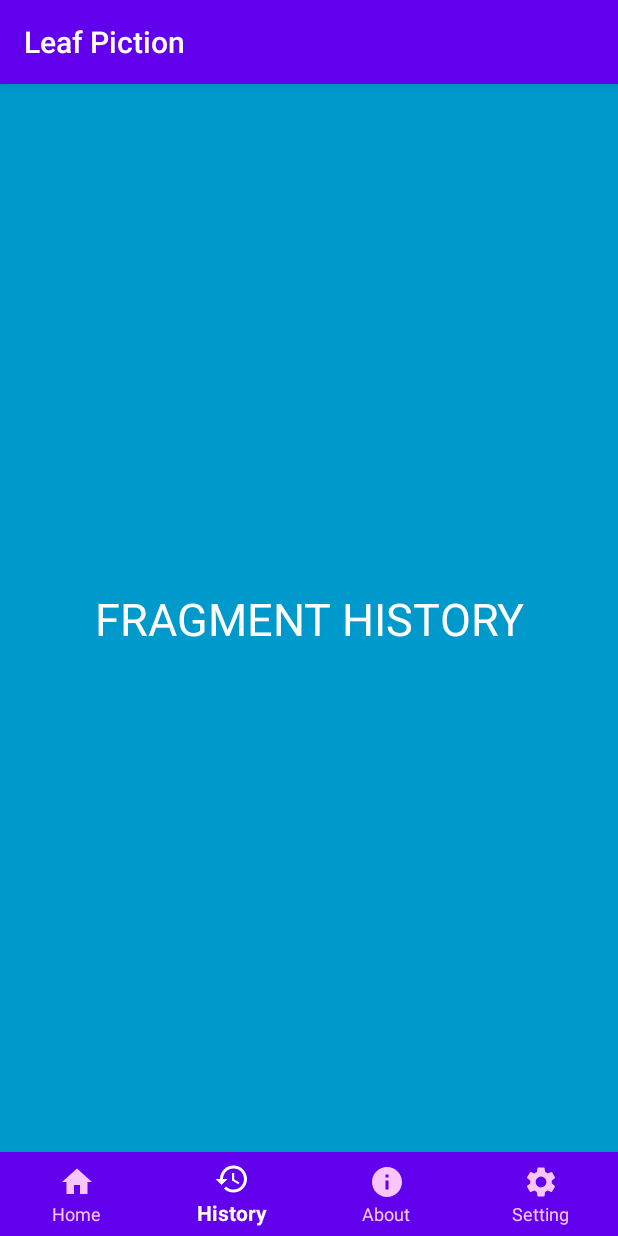
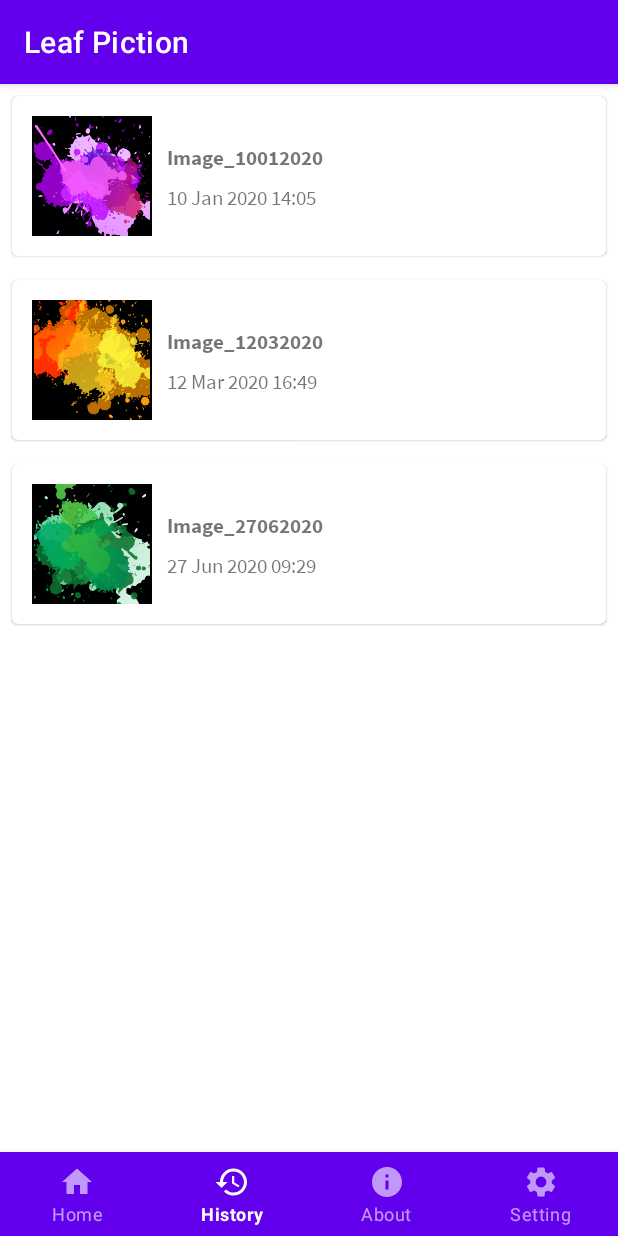
Before and after one commit to AjonG04/HLB, an Android app: the screen it shows after launch (MainActivity), item 2 of the bottom bar chosen, on a phone screen of 412 x 824 dp. Run offline under Robolectric (Android 15) with nearby library versions, the phone set to English and light mode, and no system bars.

Commit message:
Recycle Card View for History

```diff
--- a/app/build.gradle
+++ b/app/build.gradle
@@ -37,6 +37,9 @@ dependencies {
     androidTestImplementation 'androidx.test.ext:junit:1.1.1'
     androidTestImplementation 'androidx.test.espresso:espresso-core:3.2.0'
 
+    implementation 'androidx.recyclerview:recyclerview:1.0.0'
+    implementation 'com.github.bumptech.glide:glide:4.9.0'
+
     api "com.google.android.material:material:1.3.0-alpha01"
 
     implementation('org.tensorflow:tensorflow-lite:0.0.0-nightly') { changing = true }
--- a/app/src/main/java/com/example/leafpiction/CameraActivity.java
+++ b/app/src/main/java/com/example/leafpiction/CameraActivity.java
@@ -22,6 +22,7 @@ import android.media.ImageReader;
 import android.os.Bundle;
 import android.os.Handler;
 import android.os.HandlerThread;
+import android.renderscript.Element;
 import android.util.Log;
 import android.util.Size;
 import android.view.Surface;
--- /dev/null
+++ b/app/src/main/java/com/example/leafpiction/CardViewAdapter.java
@@ -0,0 +1,59 @@
+package com.example.leafpiction;
+
+import android.view.LayoutInflater;
+import android.view.View;
+import android.view.ViewGroup;
+import android.widget.ImageView;
+import android.widget.TextView;
+
+import com.bumptech.glide.Glide;
+import com.bumptech.glide.request.RequestOptions;
+
+import java.util.ArrayList;
+
+import androidx.annotation.NonNull;
+import androidx.recyclerview.widget.RecyclerView;
+
+public class CardViewAdapter extends RecyclerView.Adapter<CardViewAdapter.CardViewViewHolder> {
+
+    private ArrayList<Photo> list;
+    public CardViewAdapter(ArrayList<Photo> list) {
+        this.list = list;
+    }
+
+    @NonNull
+    @Override
+    public CardViewAdapter.CardViewViewHolder onCreateViewHolder(@NonNull ViewGroup viewGroup, int viewType) {
+        View view = LayoutInflater.from(viewGroup.getContext()).inflate(R.layout.item_card, viewGroup, false);
+        return new CardViewViewHolder(view);
+    }
+
+    @Override
+    public void onBindViewHolder(@NonNull CardViewAdapter.CardViewViewHolder holder, int position) {
+        Photo hero = list.get(position);
+        Glide.with(holder.itemView.getContext())
+                .load(hero.getPhoto())
+                .apply(new RequestOptions().override(350, 550))
+                .into(holder.imgPhoto);
+        holder.tvName.setText(hero.getName());
+        holder.tvDetail.setText(hero.getDate());
+
+    }
+
+    @Override
+    public int getItemCount() {
+        return list.size();
+    }
+
+    public class CardViewViewHolder extends RecyclerView.ViewHolder {
+        ImageView imgPhoto;
+        TextView tvName, tvDetail;
+
+        CardViewViewHolder(View itemView) {
+            super(itemView);
+            imgPhoto = itemView.findViewById(R.id.img_item_photo);
+            tvName = itemView.findViewById(R.id.tv_item_name);
+            tvDetail = itemView.findViewById(R.id.tv_item_date);
+        }
+    }
+}
--- a/app/src/main/java/com/example/leafpiction/HistoryFragment.java
+++ b/app/src/main/java/com/example/leafpiction/HistoryFragment.java
@@ -5,13 +5,21 @@ import android.view.LayoutInflater;
 import android.view.View;
 import android.view.ViewGroup;
 
+import java.util.ArrayList;
+
 import androidx.fragment.app.Fragment;
+import androidx.fragment.app.FragmentActivity;
+import androidx.recyclerview.widget.LinearLayoutManager;
+import androidx.recyclerview.widget.RecyclerView;
 
 
 /**
  * A simple {@link Fragment} subclass.
  */
 public class HistoryFragment extends Fragment {
+
+    private RecyclerView rvHeroes;
+    private ArrayList<Photo> list = new ArrayList<>();
 
     public HistoryFragment() {
         // Required empty public constructor
@@ -22,6 +30,28 @@ public class HistoryFragment extends Fragment {
     public View onCreateView(LayoutInflater inflater, ViewGroup container,
                              Bundle savedInstanceState) {
         // Inflate the layout for this fragment
-        return inflater.inflate(R.layout.fragment_history, container, false);
+        list.addAll(TrialData.getListData());
+        final View view = inflater.inflate(R.layout.fragment_history, container, false);
+        final FragmentActivity c = getActivity();
+        final RecyclerView recyclerView = (RecyclerView) view.findViewById(R.id.rv_heroes);
+        LinearLayoutManager layoutManager = new LinearLayoutManager(c);
+        recyclerView.setLayoutManager(layoutManager);
+
+        new Thread(new Runnable() {
+            @Override
+            public void run() {
+                final CardViewAdapter adapter = new CardViewAdapter(list);
+                c.runOnUiThread(new Runnable() {
+                    @Override
+                    public void run() {
+                        recyclerView.setAdapter(adapter);
+                    }
+                });
+            }
+        }).start();
+
+        return view;
+//        return inflater.inflate(R.layout.fragment_history, container, false);
     }
+
 }
--- a/app/src/main/java/com/example/leafpiction/MainActivity.java
+++ b/app/src/main/java/com/example/leafpiction/MainActivity.java
@@ -5,6 +5,8 @@ import androidx.appcompat.app.AppCompatActivity;
 import androidx.core.app.ActivityCompat;
 import androidx.core.content.ContextCompat;
 import androidx.fragment.app.Fragment;
+import androidx.recyclerview.widget.LinearLayoutManager;
+import androidx.recyclerview.widget.RecyclerView;
 
 import android.Manifest;
 import android.content.Intent;
@@ -14,6 +16,8 @@ import android.view.MenuItem;
 import android.view.View;
 
 import com.google.android.material.bottomnavigation.BottomNavigationView;
+
+import java.util.ArrayList;
 
 public class MainActivity extends AppCompatActivity {
 
@@ -65,4 +69,5 @@ public class MainActivity extends AppCompatActivity {
         Intent intent = new Intent(this, CameraActivity.class);
         startActivity(intent);
     }
+
 }
--- /dev/null
+++ b/app/src/main/java/com/example/leafpiction/Photo.java
@@ -0,0 +1,31 @@
+package com.example.leafpiction;
+
+public class Photo {
+    private String name;
+    private String date;
+    private int photo;
+
+    public String getName() {
+        return name;
+    }
+
+    public void setName(String name) {
+        this.name = name;
+    }
+
+    public String getDate() {
+        return date;
+    }
+
+    public void setDate(String date) {
+        this.date = date;
+    }
+
+    public int getPhoto() {
+        return photo;
+    }
+
+    public void setPhoto(int photo) {
+        this.photo = photo;
+    }
+}
--- /dev/null
+++ b/app/src/main/java/com/example/leafpiction/TrialData.java
@@ -0,0 +1,37 @@
+package com.example.leafpiction;
+
+import java.util.ArrayList;
+
+public class TrialData {
+
+    private static String[] img_name = {
+            "Image_10012020",
+            "Image_12032020",
+            "Image_27062020",
+    };
+
+    private static String[] img_date = {
+            "10 Jan 2020 14:05",
+            "12 Mar 2020 16:49",
+            "27 Jun 2020 09:29"
+    };
+
+    private static int[] img_photo = {
+            R.drawable.antoimg,
+            R.drawable.karotenoidimg,
+            R.drawable.klorofilimg,
+    };
+
+    static ArrayList<Photo> getListData() {
+        ArrayList<Photo> list = new ArrayList<>();
+        for (int position = 0; position < img_name.length; position++) {
+            Photo photo = new Photo();
+            photo.setName(img_name[position]);
+            photo.setDate(img_date[position]);
+            photo.setPhoto(img_photo[position]);
+            list.add(photo);
+        }
+        return list;
+    }
+
+}
--- a/app/src/main/res/layout/activity_main.xml
+++ b/app/src/main/res/layout/activity_main.xml
@@ -20,8 +20,10 @@
         android:layout_alignParentBottom="true"
         app:menu="@menu/menu"
         android:background="@color/colorPrimary"
-        app:itemIconTint="@drawable/tab_color"
-        app:itemTextColor="@drawable/tab_color"
+        style="@style/Widget.MaterialComponents.BottomNavigationView.Colored"
         app:labelVisibilityMode="labeled" />
 
+<!--    app:itemIconTint="@drawable/tab_color"-->
+<!--    app:itemTextColor="@drawable/tab_color"-->
+
 </RelativeLayout>
--- a/app/src/main/res/layout/fragment_history.xml
+++ b/app/src/main/res/layout/fragment_history.xml
@@ -6,23 +6,16 @@
     xmlns:app="http://schemas.android.com/apk/res-auto"
     tools:context=".HomeFragment">
 
-    <androidx.constraintlayout.widget.ConstraintLayout
+    <LinearLayout
         android:layout_width="match_parent"
-        android:layout_height="match_parent"
-        android:background="@android:color/holo_blue_dark">
+        android:layout_height="match_parent">
 
-        <TextView
+        <androidx.recyclerview.widget.RecyclerView
+            android:id="@+id/rv_heroes"
             android:layout_width="match_parent"
-            android:layout_height="wrap_content"
-            android:text="FRAGMENT HISTORY"
-            android:textAlignment="center"
-            android:textColor="@android:color/white"
-            android:textSize="30dp"
-            app:layout_constraintBottom_toBottomOf="parent"
-            app:layout_constraintEnd_toEndOf="parent"
-            app:layout_constraintStart_toStartOf="parent"
-            app:layout_constraintTop_toTopOf="parent" />
+            android:layout_height="match_parent"
+            tools:listitem="@layout/item_card" />
 
-    </androidx.constraintlayout.widget.ConstraintLayout>
+    </LinearLayout>
 
 </FrameLayout>
--- /dev/null
+++ b/app/src/main/res/layout/item_card.xml
@@ -0,0 +1,56 @@
+<?xml version="1.0" encoding="utf-8"?>
+<com.google.android.material.card.MaterialCardView xmlns:android="http://schemas.android.com/apk/res/android"
+    android:layout_width="match_parent"
+    android:layout_height="wrap_content"
+    xmlns:app="http://schemas.android.com/apk/res-auto"
+    android:id="@+id/card_view"
+    android:layout_margin="8dp"
+    android:clickable="true"
+    android:focusable="true">
+
+    <LinearLayout
+        android:layout_width="match_parent"
+        android:layout_height="wrap_content"
+        android:orientation="horizontal"
+        android:padding="20px">
+
+        <!-- Media -->
+        <ImageView
+            android:id="@+id/img_item_photo"
+            android:layout_width="80dp"
+            android:layout_height="80dp"
+            android:src="@drawable/antoimg"
+            android:scaleType="centerCrop"
+            android:background="#000000"
+            android:padding="1dp"
+            />
+
+        <LinearLayout
+            android:layout_width="match_parent"
+            android:layout_height="wrap_content"
+            android:orientation="vertical"
+            android:padding="10dp"
+            android:layout_marginTop="8dp">
+
+            <!-- Title, secondary and supporting text -->
+            <TextView
+                android:id="@+id/tv_item_name"
+                android:layout_width="wrap_content"
+                android:layout_height="wrap_content"
+                android:fontFamily="@font/sourcesansprobold"
+                android:textSize="14dp"
+                android:text="Image_10012020" />
+
+            <TextView
+                android:id="@+id/tv_item_date"
+                android:layout_width="wrap_content"
+                android:layout_height="wrap_content"
+                android:layout_marginTop="8dp"
+                android:fontFamily="@font/sourcesansproregular"
+                android:text="10 Jan 2020 10:43" />
+
+        </LinearLayout>
+
+    </LinearLayout>
+
+</com.google.android.material.card.MaterialCardView>
--- a/app/src/main/res/values/styles.xml
+++ b/app/src/main/res/values/styles.xml
@@ -1,14 +1,14 @@
 <resources>
 
     <!-- Base application theme. -->
-    <style name="AppTheme" parent="Theme.AppCompat.Light.DarkActionBar">
+    <style name="AppTheme" parent="Theme.MaterialComponents.Light.DarkActionBar">
         <!-- Customize your theme here. -->
         <item name="colorPrimary">@color/colorPrimary</item>
         <item name="colorPrimaryDark">@color/colorPrimaryDark</item>
         <item name="colorAccent">@color/colorAccent</item>
     </style>
 
-    <style name="NoActionBar" parent="Theme.AppCompat.Light.NoActionBar">
+    <style name="NoActionBar" parent="Theme.MaterialComponents.Light.NoActionBar">
         <!-- Customize your theme here. -->
         <item name="colorPrimary">@color/colorPrimary</item>
         <item name="colorPrimaryDark">@color/colorPrimaryDark</item>
```
